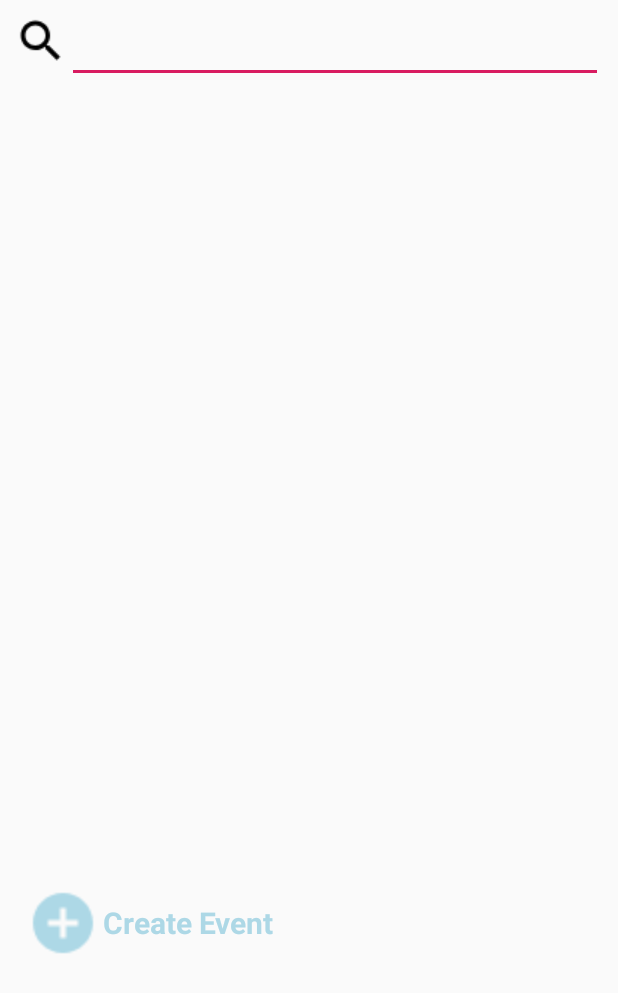
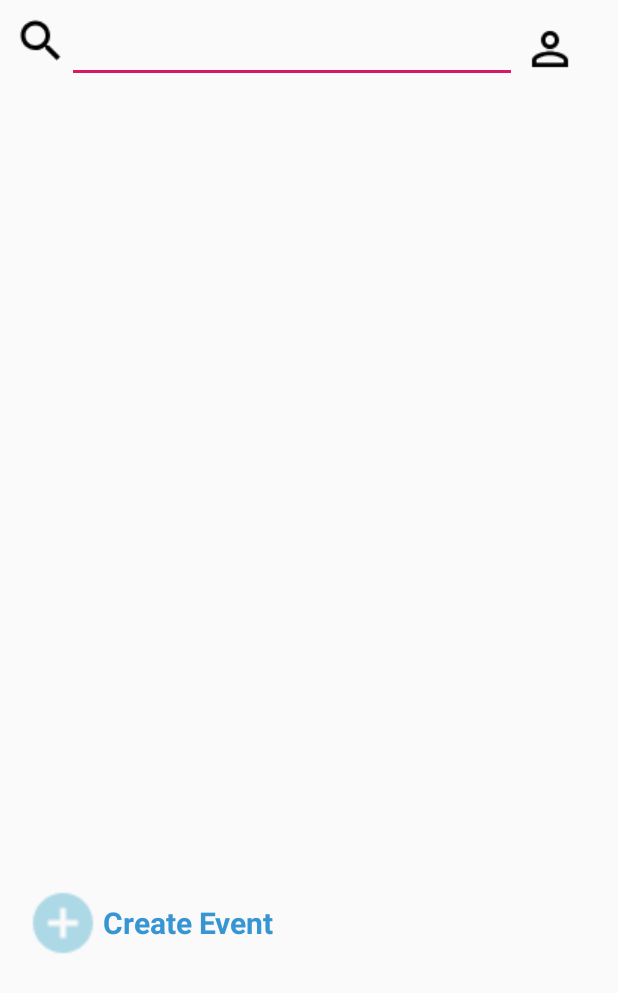
Before and after one commit to tbtea/Evenu, an Android app: the MainDisplayActivity screen opened directly, with no data from a screen before it, on a phone screen of 412 x 824 dp. Shown: the top 993 px of the screen. Run offline under Robolectric (Android 15) with nearby library versions, the phone set to English and light mode, and no system bars; our stand-ins replace Firebase (no records; nobody signed in at launch, a user with empty details on screens opened directly).

Commit message:
Merge remote-tracking branch 'origin/master'
# Conflicts:
#	app/src/main/res/layout/main_page_activity.xml
yes daddy

```diff
--- a/app/src/main/res/layout/main_page_activity.xml
+++ b/app/src/main/res/layout/main_page_activity.xml
@@ -7,7 +7,8 @@
     <LinearLayout
         android:layout_width="match_parent"
         android:layout_height="wrap_content"
-        android:layout_margin="10dp">
+        android:layout_margin="10dp"
+        android:orientation="horizontal">
 
         <ImageView
             android:layout_width="wrap_content"
@@ -20,8 +21,19 @@
 
         <AutoCompleteTextView
             android:id="@+id/search_text"
-            android:layout_width="match_parent"
+            android:layout_width="300dp"
             android:layout_height="wrap_content" />
+
+        <ImageButton
+            android:layout_width="wrap_content"
+            android:layout_height="wrap_content"
+            android:id="@+id/profile_button"
+            android:background="@drawable/button_transparent_background"
+            android:src="@drawable/ic_person_outline_24dp"
+            android:scaleX="1.5"
+            android:scaleY="1.5"
+            android:layout_margin="10dp"
+            android:layout_gravity="center_vertical"/>
 
     </LinearLayout>
 
--- a/app/src/main/res/values/colors.xml
+++ b/app/src/main/res/values/colors.xml
@@ -7,5 +7,5 @@
     <color name="green">#27AE60</color>
     <color name="black">#000000</color>
     <color name="blue">#0000FF</color>
-    <color name="lightblue">#add8e6</color>
+    <color name="lightblue">#3895d3</color>
 </resources>
```
